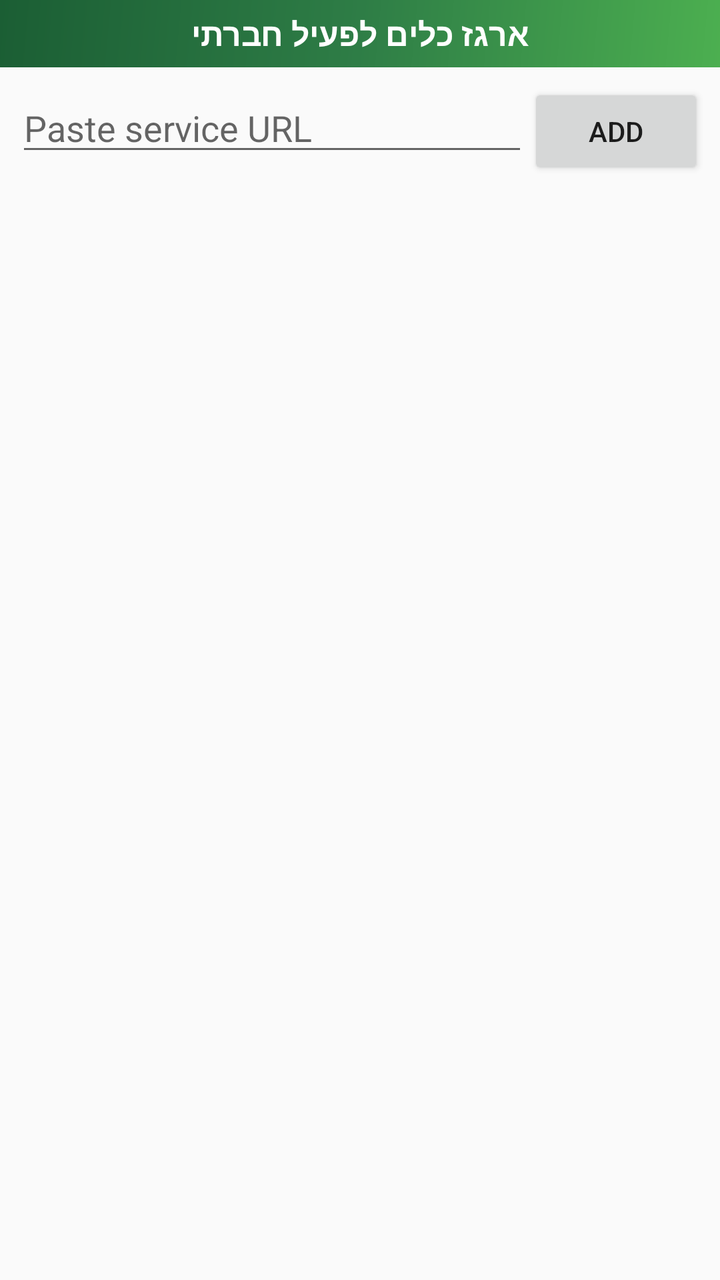
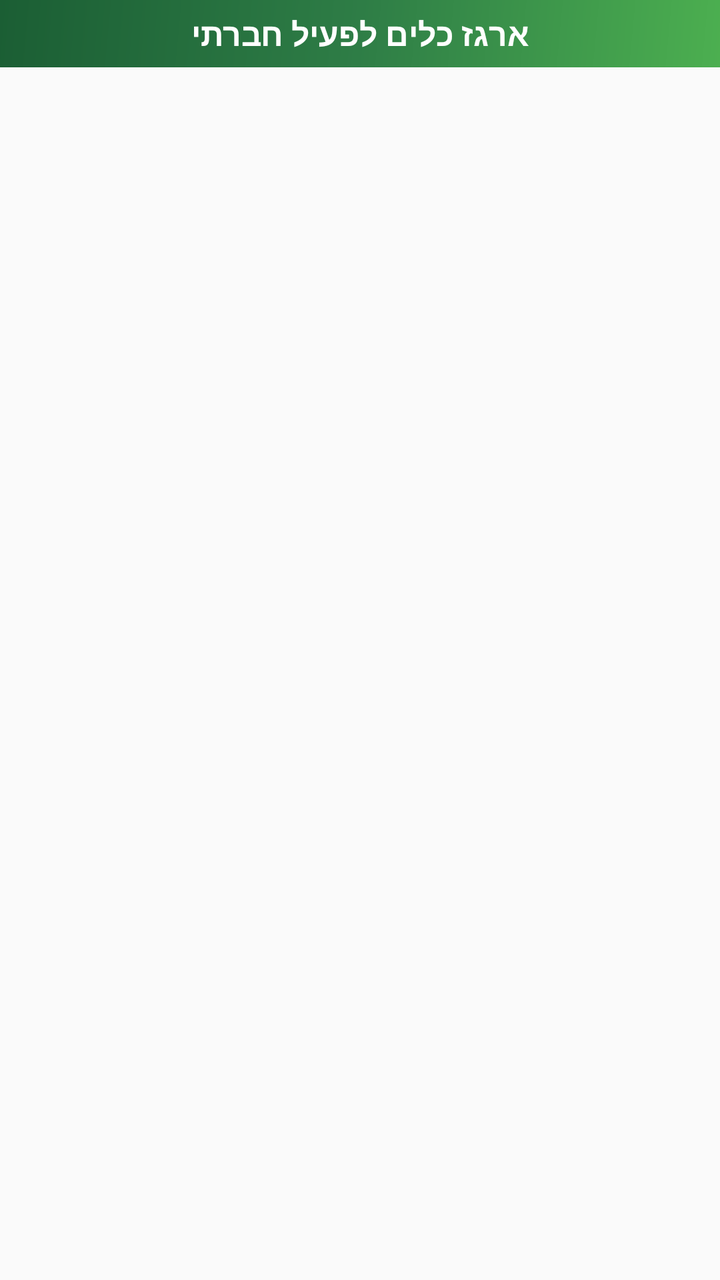

The first picture is an Android layout as it rendered before a commit; the second is the same layout after the commit. The layout source and the unified diff follow.
<!-- AndroidManifest.xml: application theme AppTheme -->
<!-- res/layout/activity_main.xml -->
<?xml version="1.0" encoding="utf-8"?>
<LinearLayout xmlns:android="http://schemas.android.com/apk/res/android"
    android:layout_width="match_parent"
    android:layout_height="match_parent"
    android:orientation="vertical">

    <TextView
        android:layout_width="match_parent"
        android:layout_height="wrap_content"
        android:background="@drawable/header_gradient"
        android:text="@string/app_name"
        android:textColor="#FFFFFF"
        android:textSize="16sp"
        android:textStyle="bold"
        android:gravity="center"
        android:paddingVertical="6dp" />

    <LinearLayout
        android:layout_width="match_parent"
        android:layout_height="wrap_content"
        android:orientation="horizontal"
        android:padding="8dp">

        <EditText
            android:id="@+id/urlInput"
            android:layout_width="0dp"
            android:layout_height="wrap_content"
            android:layout_weight="1"
            android:hint="Paste service URL"
            android:inputType="textUri"
            android:imeOptions="actionDone" />

        <Button
            android:id="@+id/addButton"
            android:layout_width="wrap_content"
            android:layout_height="wrap_content"
            android:text="Add" />
    </LinearLayout>

    <HorizontalScrollView
        android:layout_width="match_parent"
        android:layout_height="wrap_content"
        android:scrollbars="none">

        <LinearLayout
            android:id="@+id/serviceChipContainer"
            android:layout_width="wrap_content"
            android:layout_height="wrap_content"
            android:orientation="horizontal"
            android:padding="4dp" />
    </HorizontalScrollView>

    <ProgressBar
        android:id="@+id/progressBar"
        style="?android:attr/progressBarStyleHorizontal"
        android:layout_width="match_parent"
        android:layout_height="4dp"
        android:max="100"
        android:visibility="gone" />

    <FrameLayout
        android:id="@+id/webViewContainer"
        android:layout_width="match_parent"
        android:layout_height="0dp"
        android:layout_weight="1" />

</LinearLayout>
<!-- resources referenced by this layout -->
<resources>
  <!-- drawable header_gradient (drawable) -->
  <?xml version="1.0" encoding="utf-8"?>
  <shape xmlns:android="http://schemas.android.com/apk/res/android" android:shape="rectangle">
      <gradient
          android:angle="315"
          android:startColor="@color/forest_dark"
          android:centerColor="@color/forest"
          android:endColor="@color/leaf"
          android:type="linear" />
  </shape>
  <string name="app_name">ארגז כלים לפעיל חברתי</string>
  <style name="AppTheme" parent="Theme.AppCompat.DayNight.NoActionBar" />
  <color name="forest_dark">#1B5E34</color>
  <color name="forest">#2E7D46</color>
  <color name="leaf">#4CAF50</color>
</resources>

<!-- the commit's change to res/layout/activity_main.xml (unified diff, before → after) -->
@@ -15,40 +15,14 @@
         android:gravity="center"
         android:paddingVertical="6dp" />
 
+    
     <LinearLayout
+        android:id="@+id/serviceChipContainer"
         android:layout_width="match_parent"
         android:layout_height="wrap_content"
         android:orientation="horizontal"
-        android:padding="8dp">
-
-        <EditText
-            android:id="@+id/urlInput"
-            android:layout_width="0dp"
-            android:layout_height="wrap_content"
-            android:layout_weight="1"
-            android:hint="Paste service URL"
-            android:inputType="textUri"
-            android:imeOptions="actionDone" />
-
-        <Button
-            android:id="@+id/addButton"
-            android:layout_width="wrap_content"
-            android:layout_height="wrap_content"
-            android:text="Add" />
-    </LinearLayout>
-
-    <HorizontalScrollView
-        android:layout_width="match_parent"
-        android:layout_height="wrap_content"
-        android:scrollbars="none">
-
-        <LinearLayout
-            android:id="@+id/serviceChipContainer"
-            android:layout_width="wrap_content"
-            android:layout_height="wrap_content"
-            android:orientation="horizontal"
-            android:padding="4dp" />
-    </HorizontalScrollView>
+        android:gravity="center"
+        android:padding="8dp" />
 
     <ProgressBar
         android:id="@+id/progressBar"
